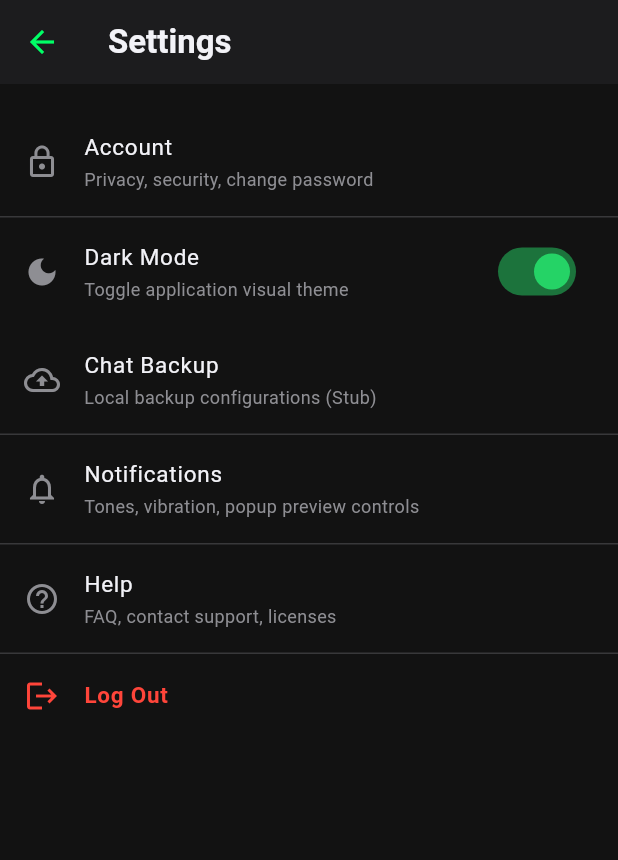
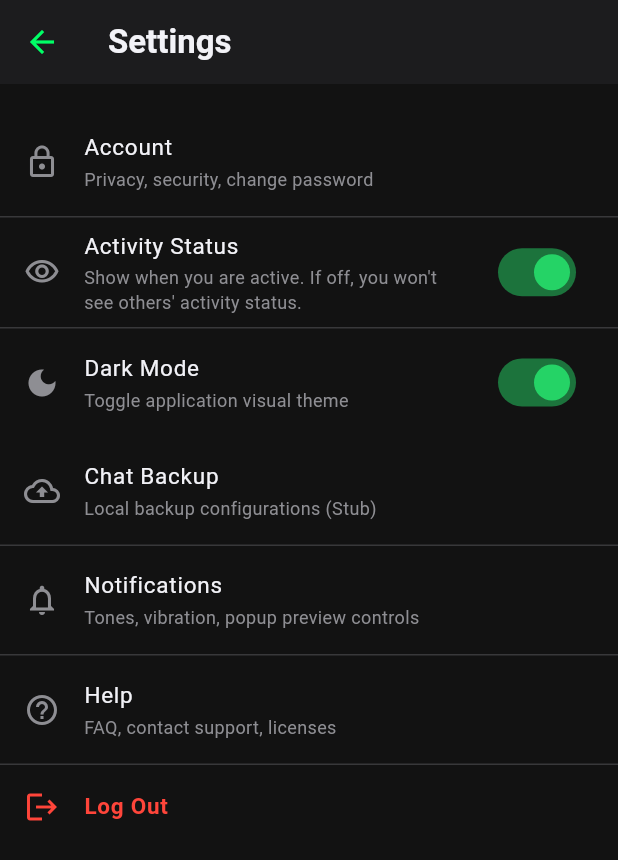
Before and after one commit to argentium0/VYBIN, a Flutter app: the SettingsScreen screen opened directly, on a phone screen of 412 x 824 dp. Shown: the top 860 px of the screen. Run offline on Flutter 3.47's test engine with Material 3 defaults, Android fonts, the phone set to English and light mode, and no system bars; our stand-ins replace equatable, flutter_bloc, flutter_image_compress, flutter_secure_storage, go_router, image_picker and 3 more; missing offline and left inert: pointycastle, record; accounts and stored records are empty.

Commit message:
Add activity status toggle settings feature

```diff
--- a/lib/app.dart
+++ b/lib/app.dart
@@ -1,6 +1,7 @@
 import 'package:flutter/material.dart';
 import 'package:flutter_bloc/flutter_bloc.dart';
 import 'package:go_router/go_router.dart';
+import 'package:shared_preferences/shared_preferences.dart';
 import 'package:vybin/features/auth/bloc/auth_bloc.dart';
 import 'package:vybin/features/onboarding/presentation/onboarding_screen.dart';
 import 'package:vybin/shared/router/app_router.dart';
@@ -12,6 +13,7 @@ class VybinApp extends StatefulWidget {
 
   static final ValueNotifier<ThemeMode> themeNotifier = ValueNotifier(ThemeMode.dark);
   static final ValueNotifier<bool> onboardingCompleteNotifier = ValueNotifier(false);
+  static final ValueNotifier<bool> showActivityStatusNotifier = ValueNotifier(true);
 
   @override
   State<VybinApp> createState() => _VybinAppState();
@@ -26,6 +28,11 @@ class _VybinAppState extends State<VybinApp> {
     VybinApp.onboardingCompleteNotifier.value = !widget.isFirstLaunch;
     final authBloc = context.read<AuthBloc>();
     _router = AppRouter.createRouter(authBloc);
+
+    SharedPreferences.getInstance().then((prefs) {
+      final showStatus = prefs.getBool('show_activity_status') ?? true;
+      VybinApp.showActivityStatusNotifier.value = showStatus;
+    });
   }
 
   @override
--- a/lib/features/settings/presentation/settings_screen.dart
+++ b/lib/features/settings/presentation/settings_screen.dart
@@ -1,6 +1,7 @@
 import 'package:flutter/material.dart';
 import 'package:flutter_bloc/flutter_bloc.dart';
 import 'package:go_router/go_router.dart';
+import 'package:shared_preferences/shared_preferences.dart';
 import 'package:vybin/app.dart';
 import 'package:vybin/features/auth/bloc/auth_bloc.dart';
 import 'package:vybin/features/auth/bloc/auth_event.dart';
@@ -139,6 +140,32 @@ class SettingsScreen extends StatelessWidget {
                 ),
                 const Divider(),
 
+                // Activity Status Toggle
+                ValueListenableBuilder<bool>(
+                  valueListenable: VybinApp.showActivityStatusNotifier,
+                  builder: (context, showStatus, _) {
+                    return SwitchListTile(
+                      secondary: Icon(
+                        Icons.visibility_outlined,
+                        color: theme.iconTheme.color,
+                      ),
+                      title: Text('Activity Status', style: TextStyle(color: onSurface)),
+                      subtitle: const Text(
+                        'Show when you are active. If off, you won\'t see others\' activity status.',
+                        style: TextStyle(color: VybinTheme.secondaryText, fontSize: 12),
+                      ),
+                      value: showStatus,
+                      activeColor: VybinTheme.whatsappGreen,
+                      onChanged: (bool value) async {
+                        VybinApp.showActivityStatusNotifier.value = value;
+                        final prefs = await SharedPreferences.getInstance();
+                        await prefs.setBool('show_activity_status', value);
+                      },
+                    );
+                  },
+                ),
+                const Divider(),
+
                 // Chats: Theme (light/dark switch), Chat Backup (stub)
                 ValueListenableBuilder<ThemeMode>(
                   valueListenable: VybinApp.themeNotifier,
```
Also changed, not shown: lib/features/chat/presentation/individual_chat_screen.dart (+8 -1 lines).
